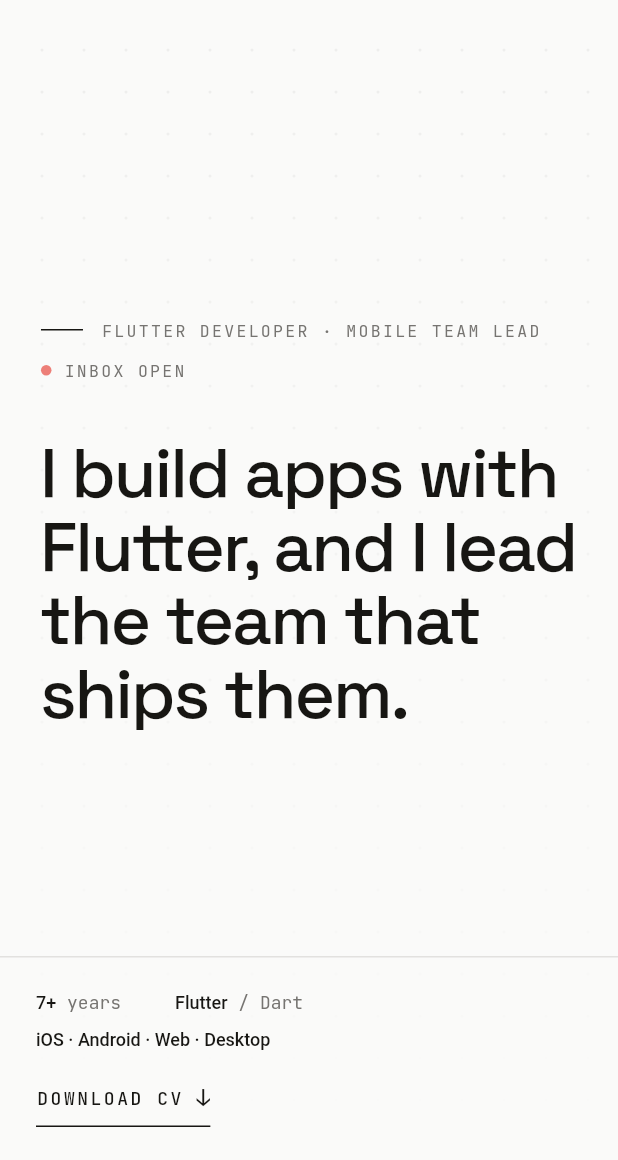
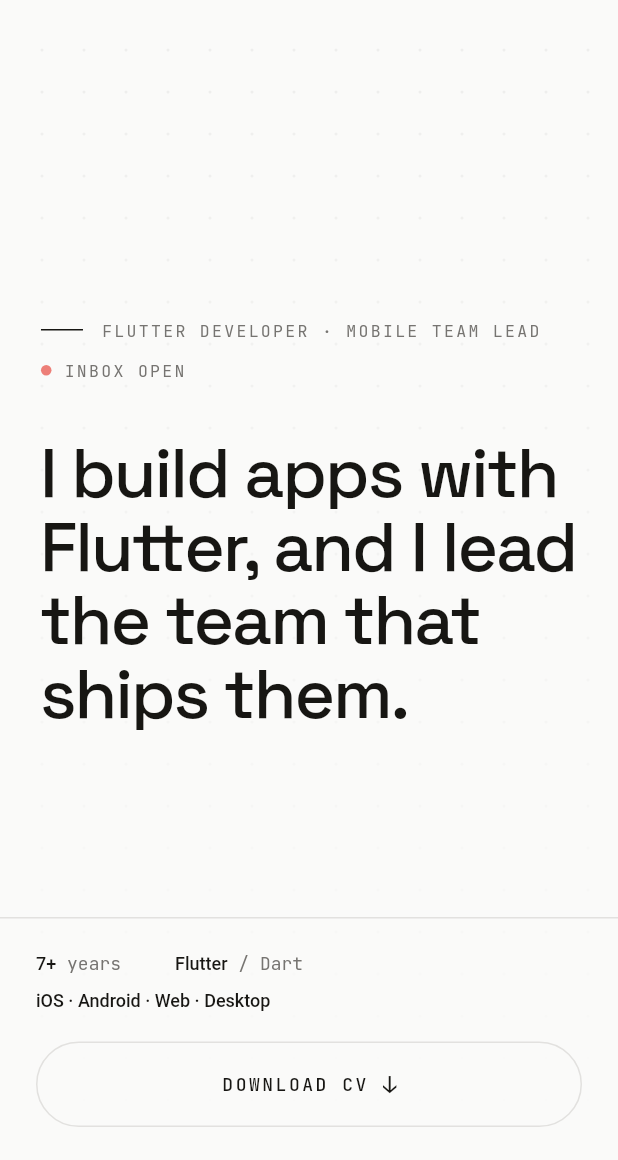
Before and after one commit to ViachaslauPratasenia/ViachaslauPratasenia.github.io, a Flutter app: the screen it shows after launch, on a phone screen of 412 x 824 dp, the part 76-1236 px from its top. Run offline on Flutter 3.47's test engine with Material 3 defaults, Android fonts, the phone set to English and light mode, and no system bars; our stand-ins replace dio, firebase_core, flutter_bloc, flutter_screenutil, flutter_svg, get_it and 5 more; missing offline and left inert: firebase_analytics_web; accounts and stored records are empty; generated files the repository leaves out were written again; network calls fail; statements that could not run were skipped.

Commit message:
style: mobile hero CTA as a full-width pill button
On narrow screens Download CV becomes a full-width pill (echoing the theme
toggle) instead of a dangling underlined link.

Co-Authored-By: Claude Fable 5 <noreply@anthropic.com>

```diff
--- a/lib/features/home/presentation/minimal/sections/minimal_hero.dart
+++ b/lib/features/home/presentation/minimal/sections/minimal_hero.dart
@@ -135,8 +135,8 @@ class MinimalHero extends StatelessWidget {
                       crossAxisAlignment: CrossAxisAlignment.start,
                       children: [
                         meta,
-                        const SizedBox(height: 18),
-                        _downloadCv(context),
+                        const SizedBox(height: 20),
+                        _downloadCvButton(context),
                       ],
                     ),
                   )
@@ -148,6 +148,33 @@ class MinimalHero extends StatelessWidget {
                     ],
                   ),
           ),
+        ),
+      ),
+    );
+  }
+
+  /// Mobile "Download CV" — a full-width pill button echoing the theme
+  /// toggle, instead of a dangling underlined link.
+  Widget _downloadCvButton(BuildContext context) {
+    final colors = context.minimal;
+    return GestureDetector(
+      onTap: onDownloadCv ?? () => launchUrlString(Const.config.CV_URL),
+      child: Container(
+        width: double.infinity,
+        padding: const EdgeInsets.symmetric(vertical: 14),
+        decoration: BoxDecoration(
+          border: Border.all(color: colors.hair),
+          borderRadius: BorderRadius.circular(999),
+        ),
+        child: Row(
+          mainAxisAlignment: MainAxisAlignment.center,
+          mainAxisSize: MainAxisSize.min,
+          children: [
+            MonoLabel('Download CV',
+                color: colors.fg, size: 12, weight: FontWeight.w500),
+            const SizedBox(width: 10),
+            Text('↓', style: MinimalTypography.monoLink(colors.fg)),
+          ],
         ),
       ),
     );
```
